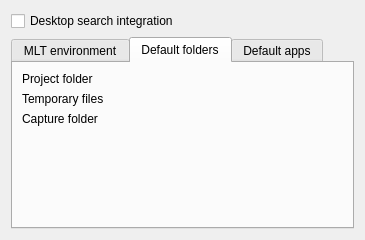
Qt form src/widgets/configenv_ui.ui (KDE/kdenlive) before a commit.
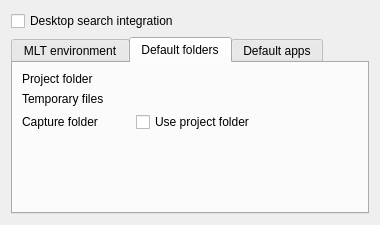
The same form after that commit. The open tabs and pages were chosen to show the change. Custom widgets are drawn as their Qt base class.

Commit message: Captured files should go to project folder if wanted: http://kdenlive.org/mantis/view.php?id=620

```diff
--- a/src/widgets/configenv_ui.ui
+++ b/src/widgets/configenv_ui.ui
@@ -1,12 +1,12 @@
 <ui version="4.0" >
  <class>ConfigEnv_UI</class>
- <widget class="QWidget" name="ConfigEnv_UI" >
-  <property name="geometry" >
+ <widget class="QWidget" name="ConfigEnv_UI">
+  <property name="geometry">
    <rect>
     <x>0</x>
     <y>0</y>
-    <width>365</width>
-    <height>240</height>
+    <width>380</width>
+    <height>225</height>
    </rect>
   </property>
   <layout class="QGridLayout" name="gridLayout" >
@@ -74,8 +74,8 @@
          </property>
         </widget>
        </item>
-       <item row="0" column="1" >
-        <widget class="KUrlRequester" name="projecturl" />
+       <item row="0" column="1" colspan="2">
+        <widget class="KUrlRequester" name="projecturl"/>
        </item>
        <item row="1" column="0" >
         <widget class="QLabel" name="label_3" >
@@ -84,8 +84,8 @@
          </property>
         </widget>
        </item>
-       <item row="1" column="1" >
-        <widget class="KUrlRequester" name="tmppathurl" />
+       <item row="1" column="1" colspan="2">
+        <widget class="KUrlRequester" name="tmppathurl"/>
        </item>
        <item row="2" column="0" >
         <widget class="QLabel" name="label_10" >
@@ -94,12 +94,9 @@
          </property>
         </widget>
        </item>
-       <item row="2" column="1" >
-        <widget class="KUrlRequester" name="capturefolderurl" />
-       </item>
-       <item row="3" column="1" >
-        <spacer name="verticalSpacer_3" >
-         <property name="orientation" >
+       <item row="4" column="2">
+        <spacer name="verticalSpacer_3">
+         <property name="orientation">
           <enum>Qt::Vertical</enum>
          </property>
          <property name="sizeHint" stdset="0" >
@@ -110,6 +107,16 @@
          </property>
         </spacer>
        </item>
+       <item row="2" column="1" colspan="2">
+        <widget class="QCheckBox" name="kcfg_capturetoprojectfolder">
+         <property name="text">
+          <string>Use project folder</string>
+         </property>
+        </widget>
+       </item>
+       <item row="3" column="1" colspan="2">
+        <widget class="KUrlRequester" name="capturefolderurl"/>
+       </item>
       </layout>
      </widget>
      <widget class="QWidget" name="tab_3" >
@@ -200,21 +207,21 @@
   </layout>
  </widget>
  <customwidgets>
-  <customwidget>
-   <class>KLineEdit</class>
-   <extends>QLineEdit</extends>
-   <header>klineedit.h</header>
-  </customwidget>
-  <customwidget>
-   <class>KPushButton</class>
-   <extends>QPushButton</extends>
-   <header>kpushbutton.h</header>
-  </customwidget>
   <customwidget>
    <class>KUrlRequester</class>
    <extends>QFrame</extends>
    <header>kurlrequester.h</header>
   </customwidget>
+  <customwidget>
+   <class>KPushButton</class>
+   <extends>QPushButton</extends>
+   <header>kpushbutton.h</header>
+  </customwidget>
+  <customwidget>
+   <class>KLineEdit</class>
+   <extends>QLineEdit</extends>
+   <header>klineedit.h</header>
+  </customwidget>
  </customwidgets>
  <resources/>
  <connections/>
```
Left out of the diff: 145 changed lines with no effect on the pictures. The commit also changes 7 other files.
